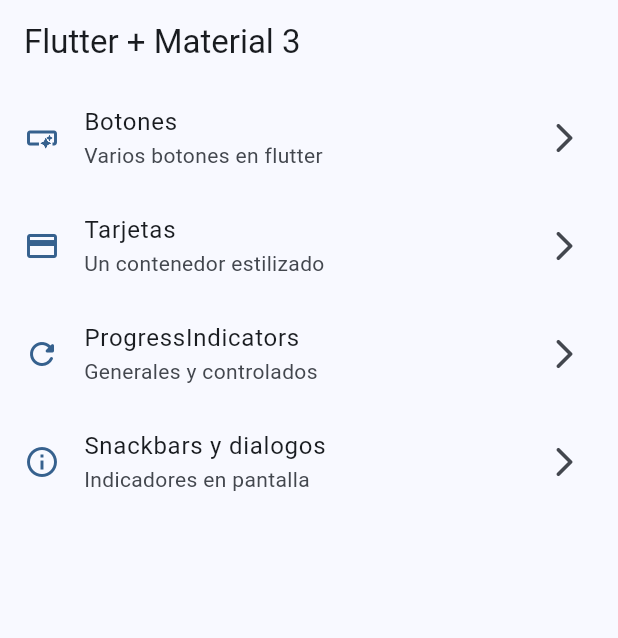
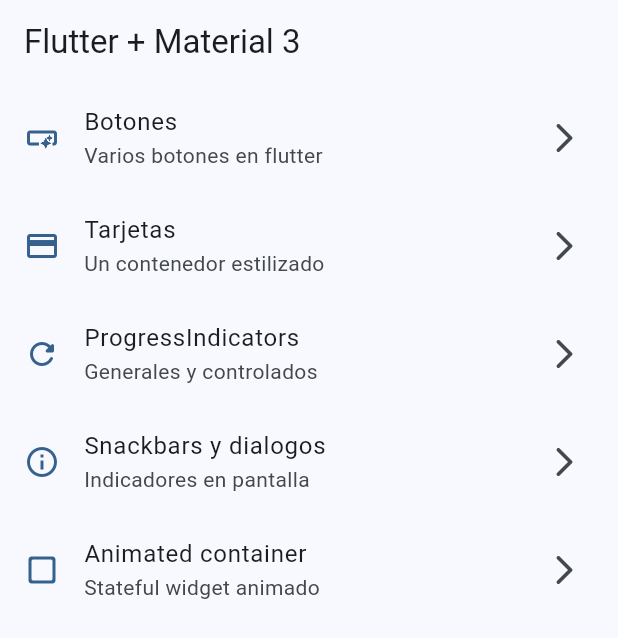
Before and after one commit to rgonzs/widgets_app, a Flutter app: the screen it shows after launch, on a phone screen of 412 x 824 dp. Shown: the top 638 px of the screen. Run offline on Flutter 3.47's test engine with Material 3 defaults, Android fonts, the phone set to English and light mode, and no system bars; our stand-ins replace go_router.

Commit message:
animated container terminado

```diff
--- a/lib/config/menu/menu_items.dart
+++ b/lib/config/menu/menu_items.dart
@@ -39,4 +39,10 @@ const appMenuItems = <MenuItem>[
     link: '/snackbars',
     icon: Icons.info_outline,
   ),
+  MenuItem(
+    title: 'Animated container',
+    subTitle: 'Stateful widget animado',
+    link: '/animated',
+    icon: Icons.check_box_outline_blank_rounded,
+  ),
 ];
--- a/lib/config/router/app_router.dart
+++ b/lib/config/router/app_router.dart
@@ -28,6 +28,11 @@ final appRouter = GoRouter(
       path: '/snackbars',
       name: SnackbarScreen.name,
       builder: (context, state) => const SnackbarScreen(),
-    )
+    ),
+    GoRoute(
+      path: '/animated',
+      name: AnimatedScreen.name,
+      builder: (context, state) => const AnimatedScreen(),
+    ),
   ],
 );
--- a/lib/config/theme/app_theme.dart
+++ b/lib/config/theme/app_theme.dart
@@ -16,13 +16,16 @@ class AppTheme {
   final int selectedColor;
 
   AppTheme({this.selectedColor = 0})
-      : assert(selectedColor >= 0, 'Selected color must be greater than 0'),
+      : assert(
+          selectedColor >= 0,
+          'Selected color must be greater than 0',
+        ),
         assert(selectedColor < colorList.length,
             'Selected color must be less or equal than ${colorList.length - 1}');
 
   ThemeData getTheme() => ThemeData(
         useMaterial3: true,
         colorSchemeSeed: colorList[selectedColor],
-        appBarTheme: AppBarTheme(centerTitle: false),
+        appBarTheme: const AppBarTheme(centerTitle: false),
       );
 }
```
Also changed, not shown: lib/presentation/screens/animated/animated_screen.dart (+50 -2 lines).
